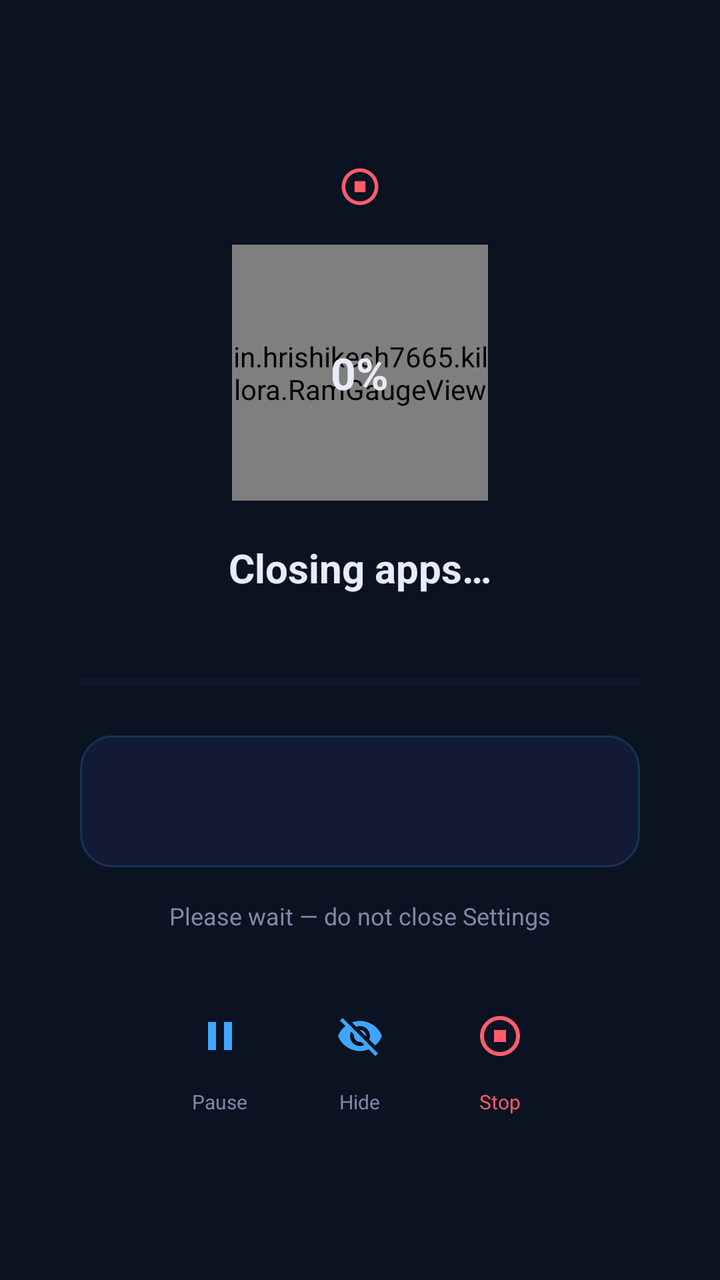
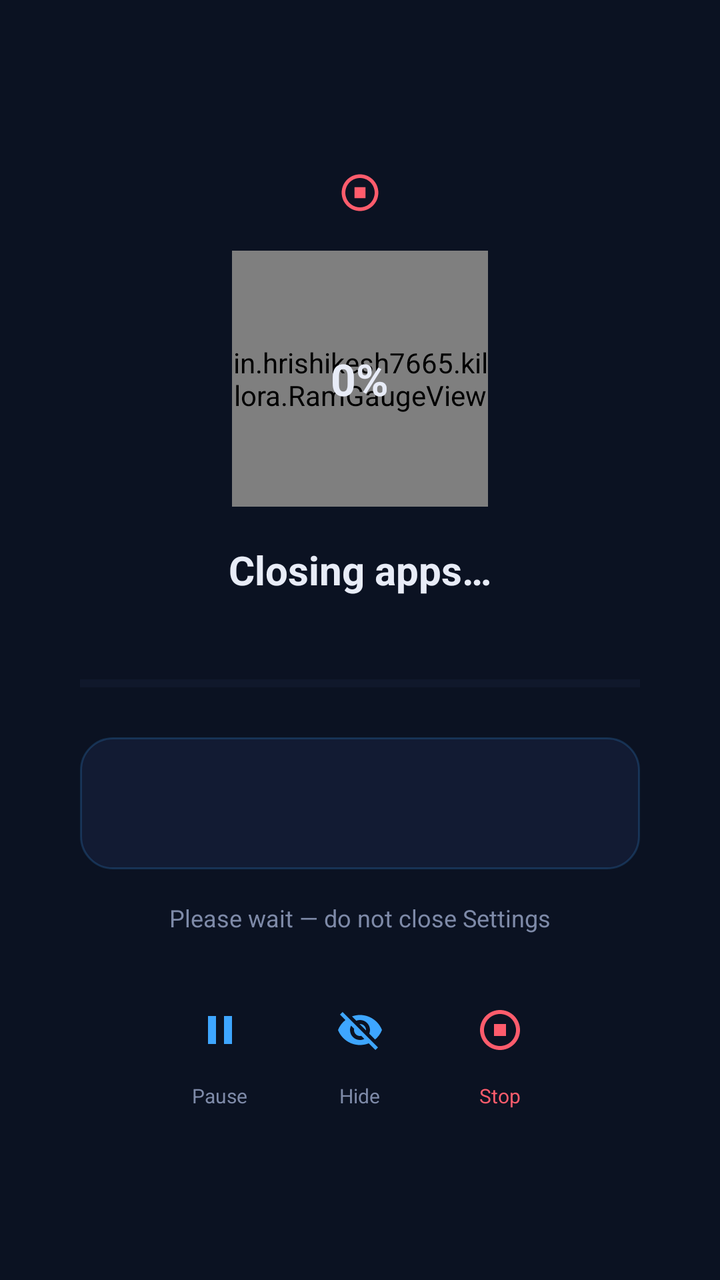

The first picture is an Android layout as it rendered before a commit; the second is the same layout after the commit. The layout source and the unified diff follow.
<!-- AndroidManifest.xml: application theme Theme.Killora -->
<!-- res/layout/overlay_closing.xml -->
<?xml version="1.0" encoding="utf-8"?>
<FrameLayout xmlns:android="http://schemas.android.com/apk/res/android"
    xmlns:app="http://schemas.android.com/apk/res-auto"
    android:id="@+id/overlayRoot"
    android:layout_width="match_parent"
    android:layout_height="match_parent"
    android:background="?attr/appBg"
    android:clickable="true"
    android:focusable="true">

    <LinearLayout
        android:layout_width="match_parent"
        android:layout_height="wrap_content"
        android:layout_gravity="center"
        android:layout_marginStart="32dp"
        android:layout_marginEnd="32dp"
        android:orientation="vertical"
        android:gravity="center_horizontal"
        android:padding="8dp">

        <ImageView
            android:layout_width="22dp"
            android:layout_height="22dp"
            android:layout_marginBottom="18dp"
            android:src="@drawable/ic_force_stop"
            android:tint="@color/danger_red"
            android:contentDescription="@null"/>

        <FrameLayout
            android:layout_width="128dp"
            android:layout_height="128dp"
            android:layout_marginBottom="20dp">

            <in.hrishikesh7665.killora.RamGaugeView
                android:id="@+id/progressRing"
                android:layout_width="match_parent"
                android:layout_height="match_parent"/>

            <TextView
                android:id="@+id/tvPercent"
                android:layout_width="wrap_content"
                android:layout_height="wrap_content"
                android:layout_gravity="center"
                android:text="@string/main_0"
                android:textColor="?attr/textPrimary"
                android:textSize="22sp"
                android:textStyle="bold"/>
        </FrameLayout>

        <TextView
            android:layout_width="wrap_content"
            android:layout_height="wrap_content"
            android:text="@string/closing_title"
            android:textColor="?attr/textPrimary"
            android:textStyle="bold"
            android:textSize="20sp"/>

        <TextView
            android:id="@+id/tvProgressCount"
            android:layout_width="wrap_content"
            android:layout_height="wrap_content"
            android:layout_marginTop="4dp"
            android:text=""
            android:textColor="?attr/textSecondary"
            android:textSize="12sp"/>

        <ProgressBar
            android:id="@+id/progressLinear"
            style="?android:attr/progressBarStyleHorizontal"
            android:layout_width="match_parent"
            android:layout_height="10dp"
            android:layout_marginTop="18dp"
            android:progressTint="@color/accent_blue"
            android:progressBackgroundTint="?attr/gaugeTrack"
            android:max="100"/>

        <LinearLayout
            android:layout_width="match_parent"
            android:layout_height="wrap_content"
            android:layout_marginTop="22dp"
            android:orientation="horizontal"
            android:gravity="center_vertical"
            android:background="@drawable/bg_card"
            android:elevation="2dp"
            android:padding="14dp">

            <ImageView
                android:id="@+id/imgCurrentAppIcon"
                android:layout_width="34dp"
                android:layout_height="34dp"
                android:layout_marginEnd="12dp"
                android:visibility="gone"
                android:contentDescription="@null"/>

            <LinearLayout
                android:layout_width="0dp"
                android:layout_weight="1"
                android:layout_height="wrap_content"
                android:orientation="vertical">

                <TextView
                    android:id="@+id/tvCurrentApp"
                    android:layout_width="match_parent"
                    android:layout_height="wrap_content"
                    android:text=""
                    android:textColor="@color/accent_blue"
                    android:textStyle="bold"
                    android:textSize="16sp"
                    android:maxLines="1"
                    android:ellipsize="end"/>

                
                <TextView
                    android:id="@+id/tvCurrentPackage"
                    android:layout_width="match_parent"
                    android:layout_height="wrap_content"
                    android:text=""
                    android:textColor="?attr/textSecondary"
                    android:textSize="12sp"
                    android:maxLines="1"
                    android:ellipsize="middle"/>
            </LinearLayout>
        </LinearLayout>

        <TextView
            android:id="@+id/tvStatusHint"
            android:layout_width="wrap_content"
            android:layout_height="wrap_content"
            android:layout_marginTop="16dp"
            android:text="@string/closing_hint_wait"
            android:textColor="?attr/textSecondary"
            android:textSize="12sp"/>

        
        <LinearLayout
            android:layout_width="wrap_content"
            android:layout_height="wrap_content"
            android:layout_marginTop="26dp"
            android:orientation="horizontal"
            android:gravity="center">

            <LinearLayout
                android:layout_width="wrap_content"
                android:layout_height="wrap_content"
                android:orientation="vertical"
                android:gravity="center_horizontal">

                <ImageButton
                    android:id="@+id/btnPauseResume"
                    android:layout_width="52dp"
                    android:layout_height="52dp"
                    android:padding="14dp"
                    android:background="?attr/selectableItemBackgroundBorderless"
                    android:src="@drawable/ic_pause"
                    android:tint="@color/accent_blue"
                    android:contentDescription="@string/closing_action_pause_cd"/>

                <TextView
                    android:layout_width="wrap_content"
                    android:layout_height="wrap_content"
                    android:text="@string/closing_action_pause_cd"
                    android:textColor="?attr/textSecondary"
                    android:textSize="10sp"/>
            </LinearLayout>

            <LinearLayout
                android:layout_width="wrap_content"
                android:layout_height="wrap_content"
                android:layout_marginStart="18dp"
                android:orientation="vertical"
                android:gravity="center_horizontal">

                <ImageButton
                    android:id="@+id/btnHideOverlay"
                    android:layout_width="52dp"
                    android:layout_height="52dp"
                    android:padding="14dp"
                    android:background="?attr/selectableItemBackgroundBorderless"
                    android:src="@drawable/ic_visibility_off"
                    android:tint="@color/accent_blue"
                    android:contentDescription="@string/closing_hide"/>

                <TextView
                    android:layout_width="wrap_content"
                    android:layout_height="wrap_content"
                    android:text="@string/closing_hide"
                    android:textColor="?attr/textSecondary"
                    android:textSize="10sp"/>
            </LinearLayout>

            <LinearLayout
                android:layout_width="wrap_content"
                android:layout_height="wrap_content"
                android:layout_marginStart="18dp"
                android:orientation="vertical"
                android:gravity="center_horizontal">

                <ImageButton
                    android:id="@+id/btnStop"
                    android:layout_width="52dp"
                    android:layout_height="52dp"
                    android:padding="14dp"
                    android:background="?attr/selectableItemBackgroundBorderless"
                    android:src="@drawable/ic_force_stop"
                    android:tint="@color/danger_red"
                    android:contentDescription="@string/closing_stop"/>

                <TextView
                    android:layout_width="wrap_content"
                    android:layout_height="wrap_content"
                    android:text="@string/closing_stop"
                    android:textColor="@color/danger_red"
                    android:textSize="10sp"/>
            </LinearLayout>
        </LinearLayout>
    </LinearLayout>
</FrameLayout>
<!-- resources referenced by this layout -->
<resources>
  <color name="accent_blue">#3EA6FF</color>
  <color name="danger_red">#FF5C6C</color>
  <!-- drawable bg_card (drawable) -->
  <?xml version="1.0" encoding="utf-8"?>
  <shape xmlns:android="http://schemas.android.com/apk/res/android" android:shape="rectangle">
      <solid android:color="?attr/cardBg"/>
      <corners android:radius="16dp"/>
      
      <stroke android:width="1dp" android:color="@color/ripple_tint"/>
  </shape>
  <!-- drawable ic_force_stop (drawable) -->
  <vector xmlns:android="http://schemas.android.com/apk/res/android"
      android:width="24dp" android:height="24dp"
      android:viewportWidth="24" android:viewportHeight="24"
      android:tint="@color/accent_blue">
      <path android:fillColor="@android:color/white" android:pathData="M12,2C6.48,2 2,6.48 2,12s4.48,10 10,10s10,-4.48 10,-10S17.52,2 12,2zM12,20c-4.42,0 -8,-3.58 -8,-8s3.58,-8 8,-8s8,3.58 8,8S16.42,20 12,20z"/>
      <path android:fillColor="@android:color/white" android:pathData="M9,9h6v6H9z"/>
  </vector>
  <!-- drawable ic_pause (drawable) -->
  <vector xmlns:android="http://schemas.android.com/apk/res/android"
      android:width="24dp" android:height="24dp"
      android:viewportWidth="24" android:viewportHeight="24">
      <path android:fillColor="@android:color/white" android:pathData="M6,19h4V5H6v14zM14,5v14h4V5h-4z"/>
  </vector>
  <!-- drawable ic_visibility_off (drawable) -->
  <vector xmlns:android="http://schemas.android.com/apk/res/android"
      android:width="24dp" android:height="24dp"
      android:viewportWidth="24" android:viewportHeight="24">
      <path android:fillColor="@android:color/white" android:pathData="M12,7c2.76,0 5,2.24 5,5 0,0.65 -0.13,1.26 -0.36,1.83l2.92,2.92c1.51,-1.26 2.7,-2.89 3.43,-4.75 -1.73,-4.39 -6,-7.5 -11,-7.5 -1.4,0 -2.74,0.25 -3.98,0.7l2.16,2.16C10.74,7.13 11.35,7 12,7zM2,4.27l2.28,2.28 0.46,0.46C3.08,8.3 1.78,10.02 1,12c1.73,4.39 6,7.5 11,7.5 1.55,0 3.03,-0.3 4.38,-0.84l0.42,0.42L19.73,22 21,20.73 3.27,3zM7.53,9.8l1.55,1.55c-0.05,0.21 -0.08,0.43 -0.08,0.65 0,1.66 1.34,3 3,3 0.22,0 0.44,-0.03 0.65,-0.08l1.55,1.55c-0.67,0.33 -1.41,0.53 -2.2,0.53 -2.76,0 -5,-2.24 -5,-5 0,-0.79 0.2,-1.53 0.53,-2.2zM11.84,9.02l3.15,3.15 0.02,-0.16c0,-1.66 -1.34,-3 -3,-3l-0.17,0.01z"/>
  </vector>
  <string name="closing_action_pause_cd">Pause</string>
  <string name="closing_hide">Hide</string>
  <string name="closing_hint_wait">Please wait — do not close Settings</string>
  <string name="closing_stop">Stop</string>
  <string name="closing_title">Closing apps…</string>
  <string name="main_0">0%</string>
  <style name="Theme.Killora" parent="Theme.Killora.Dark" />
  <color name="ripple_tint">#333EA6FF</color>
  <style name="Theme.Killora.Dark" parent="Theme.MaterialComponents.NoActionBar">
          <item name="android:windowBackground">@color/bg_dark</item>
          <item name="colorPrimary">@color/accent_blue</item>
          <item name="colorAccent">@color/accent_blue</item>
          <item name="android:statusBarColor">@color/bg_dark</item>
          <item name="appBg">@color/bg_dark</item>
          <item name="cardBg">@color/card_dark</item>
          <item name="textPrimary">@color/text_primary_dark</item>
          <item name="textSecondary">@color/text_secondary_dark</item>
          <item name="gaugeTrack">@color/gauge_track_dark</item>
      </style>
  <color name="bg_dark">#0B1222</color>
  <color name="card_dark">#121B33</color>
  <color name="text_primary_dark">#E8ECF7</color>
  <color name="text_secondary_dark">#7E8AA8</color>
  <color name="gauge_track_dark">#1C2740</color>
</resources>

<!-- the commit's change to res/layout/overlay_closing.xml (unified diff, before → after) -->
@@ -8,28 +8,37 @@
     android:clickable="true"
     android:focusable="true">
 
+    
+    <ScrollView
+        android:layout_width="match_parent"
+        android:layout_height="match_parent"
+        android:fillViewport="true"
+        android:scrollbars="none"
+        android:overScrollMode="ifContentScrolls">
+
     <LinearLayout
+        android:id="@+id/overlayContent"
         android:layout_width="match_parent"
         android:layout_height="wrap_content"
-        android:layout_gravity="center"
-        android:layout_marginStart="32dp"
-        android:layout_marginEnd="32dp"
         android:orientation="vertical"
-        android:gravity="center_horizontal"
-        android:padding="8dp">
+        android:gravity="center"
+        android:paddingStart="40dp"
+        android:paddingEnd="40dp"
+        android:paddingTop="16dp"
+        android:paddingBottom="16dp">
 
         <ImageView
             android:layout_width="22dp"
             android:layout_height="22dp"
-            android:layout_marginBottom="18dp"
+            android:layout_marginBottom="@dimen/overlay_gap_medium"
             android:src="@drawable/ic_force_stop"
             android:tint="@color/danger_red"
             android:contentDescription="@null"/>
 
         <FrameLayout
-            android:layout_width="128dp"
-            android:layout_height="128dp"
-            android:layout_marginBottom="20dp">
+            android:layout_width="@dimen/overlay_ring_size"
+            android:layout_height="@dimen/overlay_ring_size"
+            android:layout_marginBottom="@dimen/overlay_gap_medium">
 
             <in.hrishikesh7665.killora.RamGaugeView
                 android:id="@+id/progressRing"
@@ -69,7 +78,7 @@
             style="?android:attr/progressBarStyleHorizontal"
             android:layout_width="match_parent"
             android:layout_height="10dp"
-            android:layout_marginTop="18dp"
+            android:layout_marginTop="@dimen/overlay_gap_medium"
             android:progressTint="@color/accent_blue"
             android:progressBackgroundTint="?attr/gaugeTrack"
             android:max="100"/>
@@ -77,7 +86,7 @@
         <LinearLayout
             android:layout_width="match_parent"
             android:layout_height="wrap_content"
-            android:layout_marginTop="22dp"
+            android:layout_marginTop="@dimen/overlay_gap_large"
             android:orientation="horizontal"
             android:gravity="center_vertical"
             android:background="@drawable/bg_card"
@@ -135,7 +144,7 @@
         <LinearLayout
             android:layout_width="wrap_content"
             android:layout_height="wrap_content"
-            android:layout_marginTop="26dp"
+            android:layout_marginTop="@dimen/overlay_gap_large"
             android:orientation="horizontal"
             android:gravity="center">
 
@@ -214,4 +223,5 @@
             </LinearLayout>
         </LinearLayout>
     </LinearLayout>
+    </ScrollView>
 </FrameLayout>
<!-- resource entries referenced after the edit -->
@@ -2,6 +2,9 @@
 <resources>
   <color name="accent_blue">#3EA6FF</color>
   <color name="danger_red">#FF5C6C</color>
+  <dimen name="overlay_gap_large">22dp</dimen>
+  <dimen name="overlay_gap_medium">18dp</dimen>
+  <dimen name="overlay_ring_size">128dp</dimen>
   <!-- drawable bg_card (drawable) -->
   <?xml version="1.0" encoding="utf-8"?>
   <shape xmlns:android="http://schemas.android.com/apk/res/android" android:shape="rectangle">
@@ -35,7 +38,7 @@
   <string name="closing_hint_wait">Please wait — do not close Settings</string>
   <string name="closing_stop">Stop</string>
   <string name="closing_title">Closing apps…</string>
-  <string name="main_0">0%</string>
+  <string name="main_0" translatable="false">0%</string>
   <style name="Theme.Killora" parent="Theme.Killora.Dark" />
   <color name="ripple_tint">#333EA6FF</color>
   <style name="Theme.Killora.Dark" parent="Theme.MaterialComponents.NoActionBar">
